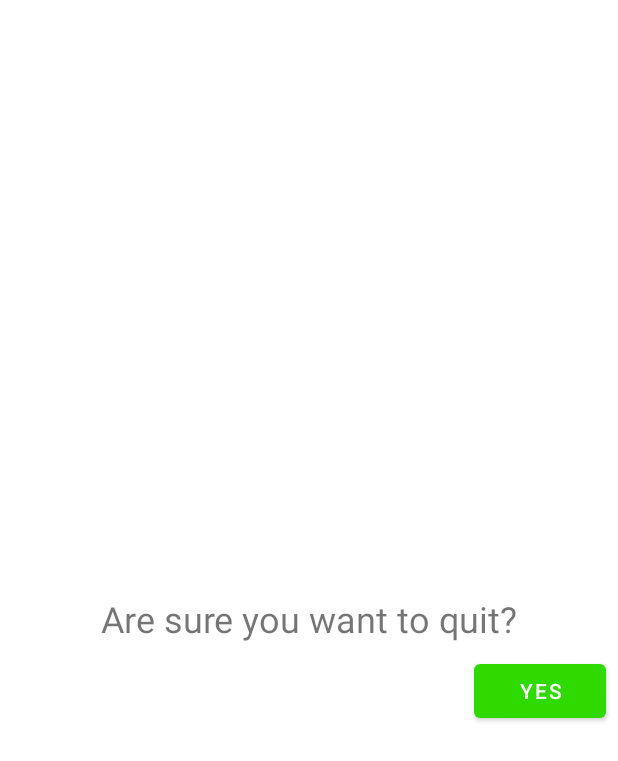
After one commit to ValentBarnabas/SpaceInvaders, an Android app: the layout popup_quit_during_gameplay.xml on its own in the app's theme, with its tools: preview values and no code run, on a phone screen of 412 x 824 dp. The commit adds this screen. Shown: the top 761 px of the screen. Run offline under Robolectric (Android 15) with nearby library versions, the phone set to English and light mode, and no system bars.

```diff
--- a/app/src/main/java/hu/bme/aut/hw_spaceinvaders/GameClasses/Player.kt
+++ b/app/src/main/java/hu/bme/aut/hw_spaceinvaders/GameClasses/Player.kt
@@ -6,7 +6,7 @@ class Player (name : String){
 
     private var alive : Boolean = false
     private var score : Int = 0
-    private var name : String = ""
+    private var name : String = "Anonymous"
 
     init {
         this.alive = true
--- a/app/src/main/java/hu/bme/aut/hw_spaceinvaders/GameLogic/GameController.kt
+++ b/app/src/main/java/hu/bme/aut/hw_spaceinvaders/GameLogic/GameController.kt
@@ -1,7 +1,5 @@
 package hu.bme.aut.hw_spaceinvaders.GameLogic
 
-import android.content.Context
-import android.util.Log
 import hu.bme.aut.hw_spaceinvaders.GameClasses.Game
 import hu.bme.aut.hw_spaceinvaders.Visuals.Rendering
 
@@ -16,7 +14,7 @@ class GameController (rendering: Rendering): Thread() {
 
     override fun run() {
         Game.setSize(rendering.getWidth(), rendering.getHeight())
-        Game.setup()
+        Game.setPlayerStartingPosition()
         while(Game.getRunning()) {
             if(!Game.getPaused()) {
                 val start = System.currentTimeMillis()
--- a/app/src/main/java/hu/bme/aut/hw_spaceinvaders/Visuals/IDrawable.kt
+++ b/app/src/main/java/hu/bme/aut/hw_spaceinvaders/Visuals/IDrawable.kt
@@ -3,6 +3,5 @@ package hu.bme.aut.hw_spaceinvaders.Visuals
 import android.graphics.Canvas
 
 interface IDrawable {
-    //TODO: make Draw get the canvas as input parameter, so model will only have to give x y coords and image idx for it to work
     fun Draw(canvas: Canvas);
 }
--- /dev/null
+++ b/app/src/main/res/layout/popup_quit_during_gameplay.xml
@@ -0,0 +1,30 @@
+<?xml version="1.0" encoding="utf-8"?>
+<androidx.constraintlayout.widget.ConstraintLayout xmlns:android="http://schemas.android.com/apk/res/android"
+    xmlns:app="http://schemas.android.com/apk/res-auto"
+    android:layout_width="match_parent"
+    android:layout_height="match_parent">
+
+    <TextView
+        android:id="@+id/popupQuitDuringGameTV"
+        android:layout_width="wrap_content"
+        android:layout_height="wrap_content"
+        android:text="@string/popupQuitDuringGameplay_tvText"
+        android:textSize="24sp"
+        app:layout_constraintBottom_toBottomOf="parent"
+        app:layout_constraintEnd_toEndOf="parent"
+        app:layout_constraintStart_toStartOf="parent"
+        app:layout_constraintTop_toTopOf="parent" />
+
+    <Button
+        android:id="@+id/popupQuitDuringGameOKBtn"
+        android:layout_width="wrap_content"
+        android:layout_height="wrap_content"
+        android:text="@string/popupQuitDuringGameplay_okBtn"
+        android:layout_marginTop="8dp"
+        android:layout_marginRight="8dp"
+        app:layout_constraintEnd_toEndOf="parent"
+        app:layout_constraintTop_toBottomOf="@+id/popupQuitDuringGameTV" />
+
+
+
+</androidx.constraintlayout.widget.ConstraintLayout>
--- a/app/src/main/res/values/strings.xml
+++ b/app/src/main/res/values/strings.xml
@@ -5,4 +5,6 @@
     <string name="mainActivity_exit">Exit</string>
     <string name="scoreBoard_titleText">Best scores</string>
     <string name="scoreboard_placeholder">Waiting for data</string>
+    <string name="popupQuitDuringGameplay_tvText">Are sure you want to quit?</string>
+    <string name="popupQuitDuringGameplay_okBtn">Yes</string>
 </resources>
```
Also changed, not shown: app/src/main/java/hu/bme/aut/hw_spaceinvaders/GameActivity.kt (+19 -5 lines), app/src/main/java/hu/bme/aut/hw_spaceinvaders/GameClasses/Game.kt (+18 -36 lines), app/src/main/java/hu/bme/aut/hw_spaceinvaders/Visuals/Rendering.kt (+9 -2 lines).
